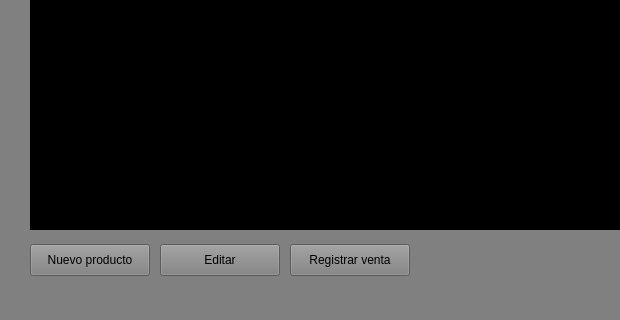
First picture: the form in Trabajo_Integrador_Ramirez_SanMartin_JImenez/mainwindow.ui, repository sant1jmnz/Proyecto-ultimo-bim, before the edit; both pictures show x 0 to 620 and y 280 to 600 of the 800 by 600 pixel window.
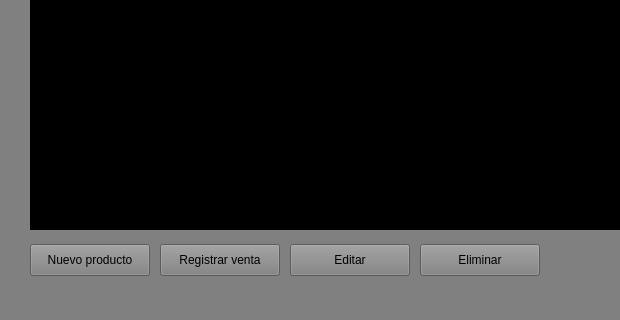
Second picture: the form after the edit.

Commit message:
Panel principal: filtro, botones, menu contextual y persistencia
Buscador en vivo con QSortFilterProxyModel, botones de accion
desactivados hasta seleccionar un producto, menu contextual con clic
derecho, eliminacion de filas y guardado/lectura de datos.bin.

The edit to the form file:
```diff
--- a/Trabajo_Integrador_Ramirez_SanMartin_JImenez/mainwindow.ui
+++ b/Trabajo_Integrador_Ramirez_SanMartin_JImenez/mainwindow.ui
@@ -68,7 +68,7 @@
    <widget class="QPushButton" name="btnRegistrar">
     <property name="geometry">
      <rect>
-      <x>290</x>
+      <x>160</x>
       <y>505</y>
       <width>120</width>
       <height>32</height>
@@ -81,7 +81,7 @@
    <widget class="QPushButton" name="btnEditar">
     <property name="geometry">
      <rect>
-      <x>160</x>
+      <x>290</x>
       <y>505</y>
       <width>120</width>
       <height>32</height>
@@ -91,6 +91,19 @@
      <string>Editar</string>
     </property>
    </widget>
+   <widget class="QPushButton" name="btnEliminar">
+    <property name="geometry">
+     <rect>
+      <x>420</x>
+      <y>505</y>
+      <width>120</width>
+      <height>32</height>
+     </rect>
+    </property>
+    <property name="text">
+     <string>Eliminar</string>
+    </property>
+   </widget>
   </widget>
   <widget class="QMenuBar" name="menubar">
    <property name="geometry">
```
The commit also changes 2 other files.
